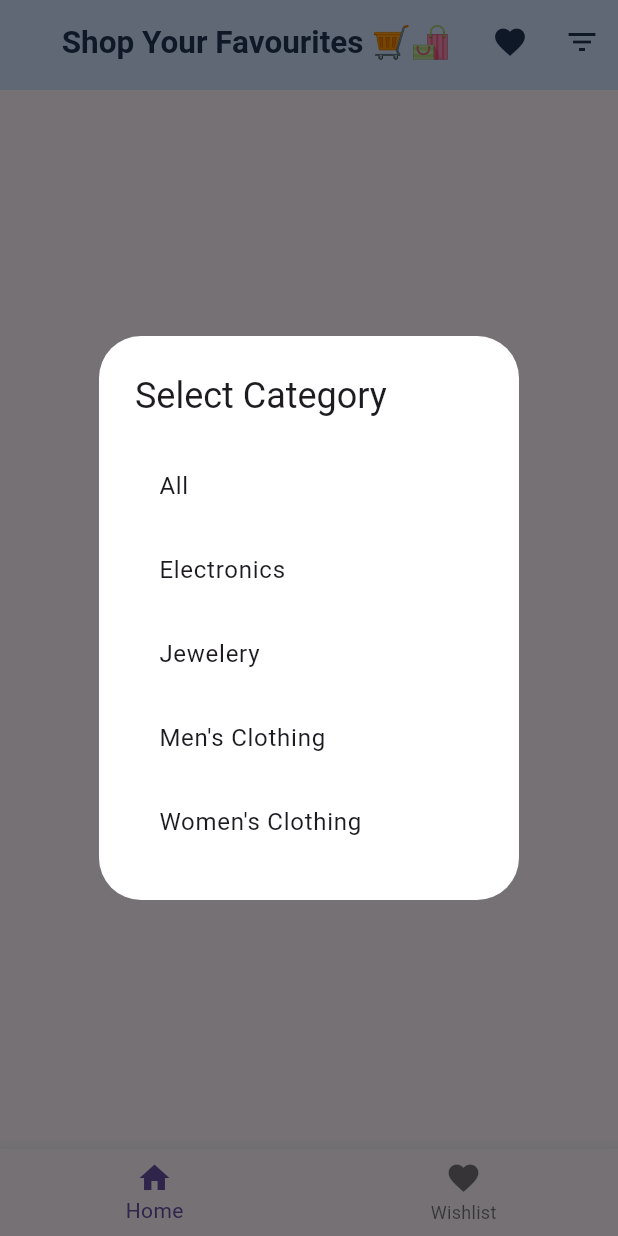
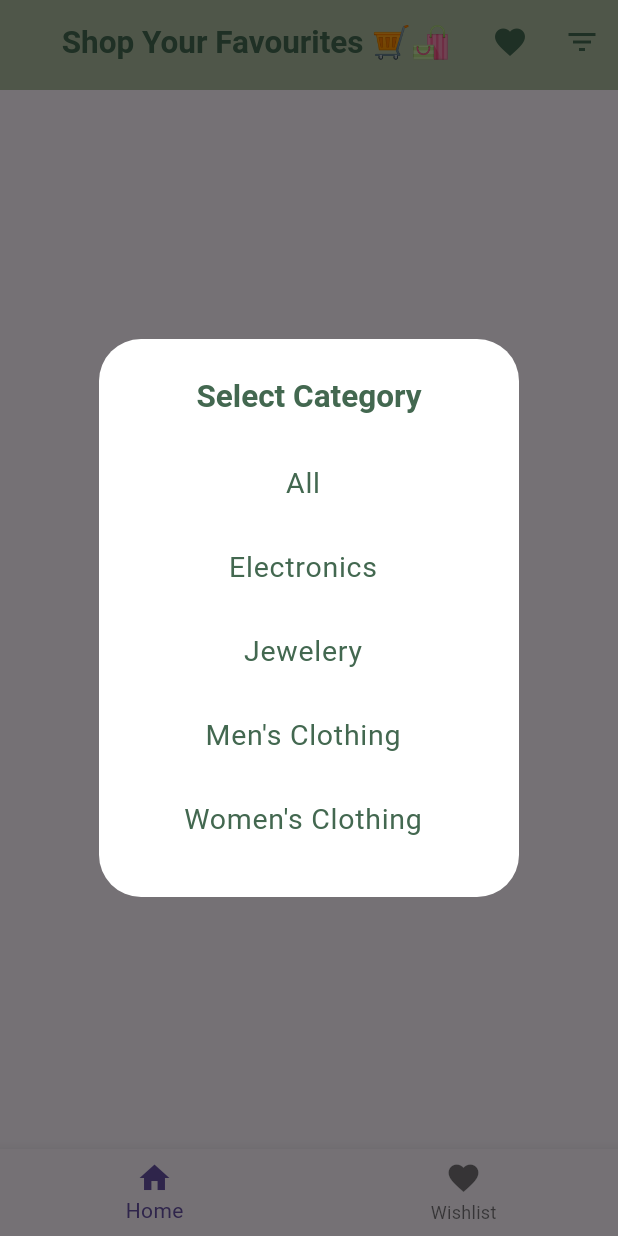
Before and after one commit to fathimanasrinvk/ecommerce_fakestore, a Flutter app: the screen it shows after launch, after a tap on the "filter list" icon, on a phone screen of 412 x 824 dp. Run offline on Flutter 3.47's test engine with Material 3 defaults, Android fonts, the phone set to English and light mode, and no system bars; our stand-ins replace get, google_fonts, lottie; network calls fail.

Commit message:
filter added

```diff
--- a/lib/model/product_model.dart
+++ b/lib/model/product_model.dart
@@ -1,6 +1,4 @@
-// To parse this JSON data, do
-//
-//     final productModel = productModelFromJson(jsonString);
+
 
 import 'dart:convert';
 
--- a/lib/view/homepage/home_page.dart
+++ b/lib/view/homepage/home_page.dart
@@ -35,13 +35,13 @@ class _HomePageState extends State<HomePage> {
       builder: (context) {
         return AlertDialog(
           backgroundColor: Colors.white,
-          title: Text('Select Category'),
+          title: Center(child: Text('Select Category',style:TextStyle(fontWeight: FontWeight.bold, fontSize: 21, color: Color(0xff436850)),)),
           content: Column(
             mainAxisSize: MainAxisSize.min,
             children: [
               for (var category in ['All', 'Electronics', 'Jewelery', 'Men\'s Clothing', 'Women\'s Clothing'])
                 ListTile(
-                  title: Text(category),
+                  title: Center(child: Text(category,style: TextStyle( fontSize: 19, color: Color(0xff436850)),)),
                   onTap: () => filterProducts(category),
                 ),
             ],
@@ -57,21 +57,21 @@ class _HomePageState extends State<HomePage> {
       appBar: PreferredSize(
         preferredSize: Size.fromHeight(60.0),
         child: AppBar(
-          backgroundColor: Color(0xffB8C1D9FF),
+          backgroundColor: Color(0xffADBC9F),
           title: Text(
             'Shop Your Favourites 🛒🛍️',
-            style: TextStyle(fontWeight: FontWeight.bold, fontSize: 21, color: Color(0xff213555)),
+            style: TextStyle(fontWeight: FontWeight.bold, fontSize: 21, color: Color(0xff436850)),
           ),
           centerTitle: true,
           actions: [
             IconButton(
-              icon: Icon(Icons.favorite, color: Color(0xff213555)),
+              icon: Icon(Icons.favorite, color: Color(0xff436850)),
               onPressed: () {
                 Get.to(WishlistScreen());
               },
             ),
             IconButton(
-              icon: Icon(Icons.filter_list, color: Color(0xff213555)),
+              icon: Icon(Icons.filter_list, color: Color(0xff436850)),
               onPressed: () => showFilterDialog(context),
             ),
           ],
--- a/lib/view/wishlist/whishlist_screen.dart
+++ b/lib/view/wishlist/whishlist_screen.dart
@@ -11,9 +11,9 @@ class WishlistScreen extends StatelessWidget {
   Widget build(BuildContext context) {
     return Scaffold(
       appBar: AppBar(
-        title: Text('Wishlist',style: TextStyle(fontWeight: FontWeight.bold, fontSize: 20,color: Color(0xff213555),),),
+        title: Text('Wishlist',style: TextStyle(fontWeight: FontWeight.bold, fontSize: 20,color: Color(0xff436850),),),
         centerTitle: true,
-        backgroundColor: Color(0xffB8C1D9FF),
+        backgroundColor: Color(0xffADBC9F),
       ),
       body: Obx(() {
         if (wishlistController.wishlist.isEmpty) {
```
